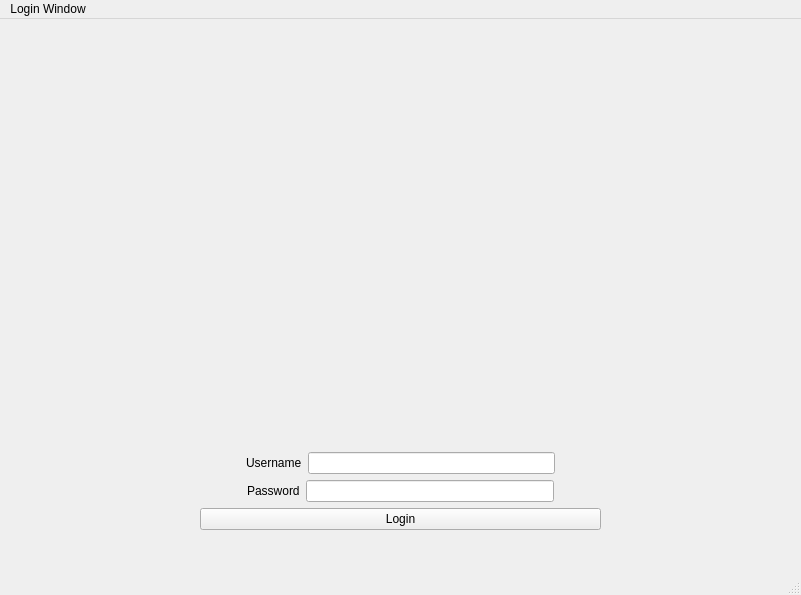
ZeddZull/psa, file mainwindow.ui: the form before one commit.
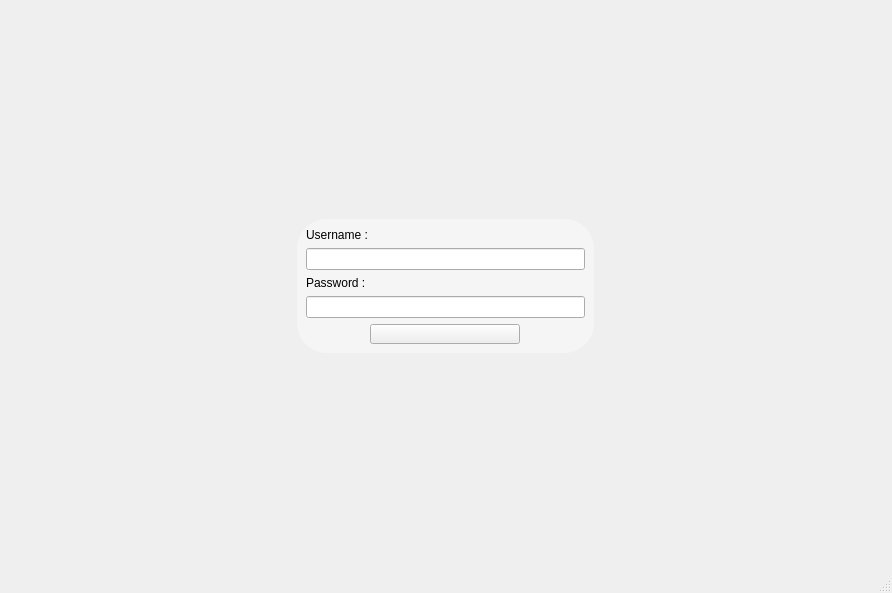
The form after the commit. Icons and pictures are not drawn.

Diff of the .ui file:
```diff
--- a/mainwindow.ui
+++ b/mainwindow.ui
@@ -6,8 +6,8 @@
    <rect>
     <x>0</x>
     <y>0</y>
-    <width>801</width>
-    <height>595</height>
+    <width>892</width>
+    <height>593</height>
    </rect>
   </property>
   <property name="windowTitle">
@@ -16,7 +16,12 @@
   <widget class="QWidget" name="centralwidget">
    <property name="styleSheet">
     <string notr="true">#centralwidget{
-border-image: url(:/data_images/image/place-flying-in-sunset-sky.jpg);}
+	border-image: url(:/data_images/image/clear-air-fly-fantastic-travel.jpg);
+}
+
+#buttonLogin{
+	background-color: rgb(143, 143, 143);
+}
 </string>
    </property>
    <widget class="QWidget" name="verticalLayoutWidget">
@@ -24,17 +29,15 @@
      <rect>
       <x>0</x>
       <y>0</y>
-      <width>801</width>
-      <height>551</height>
+      <width>891</width>
+      <height>571</height>
      </rect>
     </property>
-    <layout class="QVBoxLayout" name="verticalLayoutGlobal" stretch="20,0,0">
+    <layout class="QGridLayout" name="gridLayout_2">
+     <item row="0" column="0">
+      <layout class="QVBoxLayout" name="verticalLayout_Haut">
      <item>
-      <layout class="QVBoxLayout" name="verticalLayoutHaut">
-       <item>
-        <layout class="QHBoxLayout" name="horizontalLayout_7">
-         <item>
-          <spacer name="verticalSpacer">
+        <spacer name="verticalSpacer_3">
            <property name="orientation">
             <enum>Qt::Vertical</enum>
            </property>
@@ -48,185 +51,124 @@
          </item>
         </layout>
        </item>
-      </layout>
+     <item row="1" column="0">
+      <layout class="QVBoxLayout" name="verticalLayout_Milieu">
+       <item>
+        <layout class="QHBoxLayout" name="horizontalLayout_10" stretch="0,0,0">
+         <item>
+          <spacer name="horizontalSpacer_2">
+           <property name="orientation">
+            <enum>Qt::Horizontal</enum>
+           </property>
+           <property name="sizeHint" stdset="0">
+            <size>
+             <width>40</width>
+             <height>20</height>
+            </size>
+           </property>
+          </spacer>
      </item>
      <item>
-      <layout class="QVBoxLayout" name="verticalLayoutCentre" stretch="0,0,0,0">
+          <layout class="QGridLayout" name="gridLayout">
+           <item row="0" column="0">
+            <widget class="QWidget" name="FormLayout" native="true">
+             <property name="styleSheet">
+              <string notr="true">QWidget#FormLayout {
+    background-color: rgba(255,255,255,100);
+    border-radius: 30px;
+    font-weight: bolder;
+}</string>
+             </property>
+             <layout class="QVBoxLayout" name="verticalLayoutCentre" stretch="0,0,0,0,0,0,0,0">
        <item>
-        <layout class="QHBoxLayout" name="horizontalLayout_5" stretch="0,0,0">
+               <layout class="QHBoxLayout" name="horizontalLayout"/>
+              </item>
+              <item>
+               <widget class="QLabel" name="labelUsername">
+                <property name="text">
+                 <string>Username : </string>
+                </property>
+               </widget>
+              </item>
+              <item>
+               <layout class="QHBoxLayout" name="horizontalLayout_5">
          <property name="sizeConstraint">
           <enum>QLayout::SetDefaultConstraint</enum>
          </property>
          <property name="bottomMargin">
           <number>0</number>
          </property>
-         <item>
-          <spacer name="horizontalSpacer_7">
-           <property name="orientation">
-            <enum>Qt::Horizontal</enum>
-           </property>
-           <property name="sizeHint" stdset="0">
-            <size>
-             <width>40</width>
-             <height>20</height>
-            </size>
-           </property>
-          </spacer>
-         </item>
-         <item>
-          <widget class="QWidget" name="horizontalWidgetLogin" native="true">
-           <property name="minimumSize">
-            <size>
-             <width>100</width>
-             <height>120</height>
-            </size>
-           </property>
-           <property name="maximumSize">
-            <size>
-             <width>100</width>
-             <height>120</height>
-            </size>
-           </property>
-           <property name="styleSheet">
-            <string notr="true">border-image: url(:/data_images/image/in (1).png);</string>
-           </property>
-           <layout class="QHBoxLayout" name="horizontalLayout_6"/>
-          </widget>
-         </item>
-         <item>
-          <spacer name="horizontalSpacer_8">
-           <property name="orientation">
-            <enum>Qt::Horizontal</enum>
-           </property>
-           <property name="sizeHint" stdset="0">
-            <size>
-             <width>40</width>
-             <height>20</height>
-            </size>
-           </property>
-          </spacer>
-         </item>
         </layout>
        </item>
        <item>
         <layout class="QHBoxLayout" name="horizontalLayout_4">
-         <item>
-          <spacer name="horizontalSpacer">
-           <property name="orientation">
-            <enum>Qt::Horizontal</enum>
-           </property>
-           <property name="sizeHint" stdset="0">
-            <size>
-             <width>40</width>
-             <height>20</height>
-            </size>
-           </property>
-          </spacer>
-         </item>
-         <item>
-          <widget class="QLabel" name="labelUsername">
-           <property name="text">
-            <string>Username</string>
-           </property>
-          </widget>
-         </item>
          <item>
           <widget class="QLineEdit" name="lineEditUsername"/>
          </item>
-         <item>
-          <spacer name="horizontalSpacer_2">
-           <property name="orientation">
-            <enum>Qt::Horizontal</enum>
-           </property>
-           <property name="sizeHint" stdset="0">
-            <size>
-             <width>40</width>
-             <height>20</height>
-            </size>
-           </property>
-          </spacer>
-         </item>
-        </layout>
-       </item>
-       <item>
-        <layout class="QHBoxLayout" name="horizontalLayout_3">
-         <item>
-          <spacer name="horizontalSpacer_3">
-           <property name="orientation">
-            <enum>Qt::Horizontal</enum>
-           </property>
-           <property name="sizeHint" stdset="0">
-            <size>
-             <width>40</width>
-             <height>20</height>
-            </size>
-           </property>
-          </spacer>
+               </layout>
          </item>
          <item>
           <widget class="QLabel" name="labelPassword">
            <property name="text">
-            <string>Password</string>
+                 <string>Password :</string>
            </property>
           </widget>
          </item>
+              <item>
+               <layout class="QHBoxLayout" name="horizontalLayout_6"/>
+              </item>
+              <item>
+               <layout class="QHBoxLayout" name="horizontalLayout_3">
          <item>
           <widget class="QLineEdit" name="lineEditPassword"/>
          </item>
-         <item>
-          <spacer name="horizontalSpacer_4">
-           <property name="orientation">
-            <enum>Qt::Horizontal</enum>
-           </property>
-           <property name="sizeHint" stdset="0">
-            <size>
-             <width>40</width>
-             <height>20</height>
-            </size>
-           </property>
-          </spacer>
-         </item>
         </layout>
        </item>
        <item>
-        <layout class="QHBoxLayout" name="horizontalLayout_2" stretch="1,2,1">
-         <item>
-          <spacer name="horizontalSpacer_5">
-           <property name="orientation">
-            <enum>Qt::Horizontal</enum>
-           </property>
-           <property name="sizeType">
-            <enum>QSizePolicy::Expanding</enum>
-           </property>
-           <property name="sizeHint" stdset="0">
-            <size>
-             <width>30</width>
-             <height>20</height>
-            </size>
-           </property>
-          </spacer>
-         </item>
+               <layout class="QHBoxLayout" name="horizontalLayout_2" stretch="2">
          <item>
           <widget class="QPushButton" name="ButtonLogin">
+                  <property name="sizePolicy">
+                   <sizepolicy hsizetype="Ignored" vsizetype="Fixed">
+                    <horstretch>0</horstretch>
+                    <verstretch>0</verstretch>
+                   </sizepolicy>
+                  </property>
            <property name="minimumSize">
             <size>
              <width>20</width>
              <height>20</height>
             </size>
            </property>
+                  <property name="maximumSize">
+                   <size>
+                    <width>150</width>
+                    <height>20</height>
+                   </size>
+                  </property>
+                  <property name="styleSheet">
+                   <string notr="true"/>
+                  </property>
            <property name="text">
-            <string>Login</string>
+                   <string/>
            </property>
           </widget>
          </item>
+               </layout>
+              </item>
+             </layout>
+            </widget>
+           </item>
+          </layout>
+         </item>
          <item>
-          <spacer name="horizontalSpacer_6">
+          <spacer name="horizontalSpacer">
            <property name="orientation">
             <enum>Qt::Horizontal</enum>
            </property>
            <property name="sizeHint" stdset="0">
             <size>
-             <width>30</width>
+             <width>40</width>
              <height>20</height>
             </size>
            </property>
@@ -236,12 +178,10 @@
        </item>
       </layout>
      </item>
+     <item row="2" column="0">
+      <layout class="QVBoxLayout" name="verticalLayout_Bas">
      <item>
-      <layout class="QVBoxLayout" name="verticalLayoutBas">
-       <item>
-        <layout class="QHBoxLayout" name="horizontalLayout">
-         <item>
-          <spacer name="verticalSpacer_2">
+        <spacer name="verticalSpacer_4">
            <property name="orientation">
             <enum>Qt::Vertical</enum>
            </property>
@@ -256,26 +196,8 @@
         </layout>
        </item>
       </layout>
-     </item>
-    </layout>
    </widget>
   </widget>
-  <widget class="QMenuBar" name="menubar">
-   <property name="geometry">
-    <rect>
-     <x>0</x>
-     <y>0</y>
-     <width>801</width>
-     <height>21</height>
-    </rect>
-   </property>
-   <widget class="QMenu" name="menuLogin_Window">
-    <property name="title">
-     <string>Login Window</string>
-    </property>
-   </widget>
-   <addaction name="menuLogin_Window"/>
-  </widget>
   <widget class="QStatusBar" name="statusbar"/>
  </widget>
  <resources/>
```
Left out of the diff: 2 changed lines with no effect on the pictures. Lines whose indentation alone changed are shown as unchanged.
